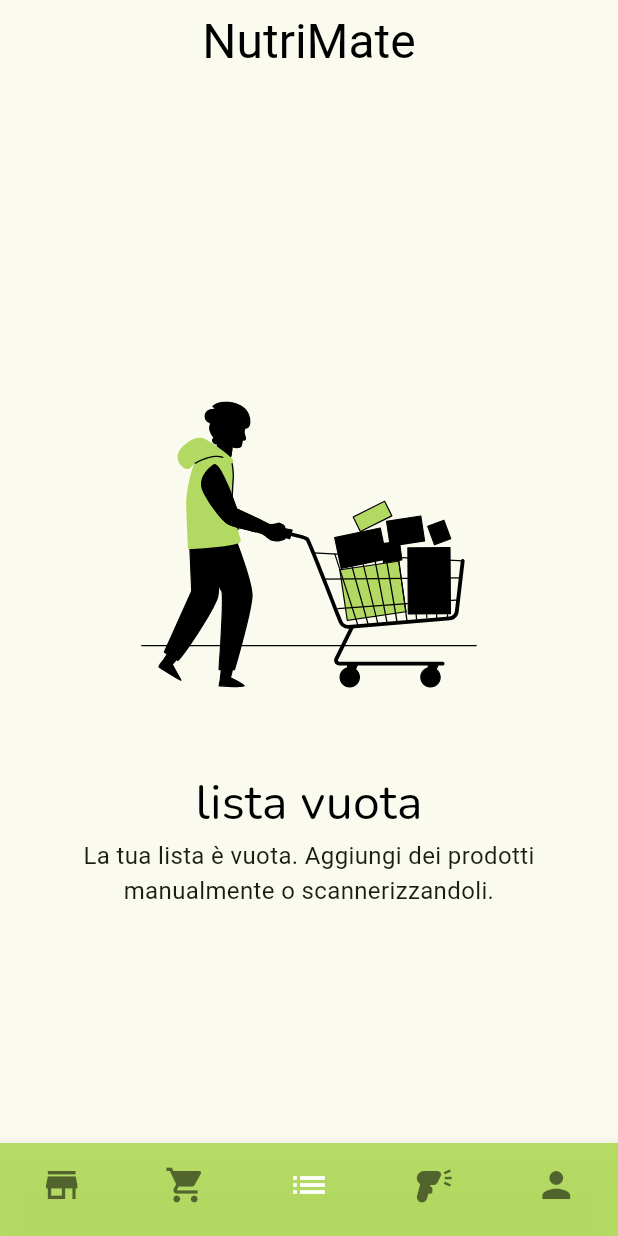
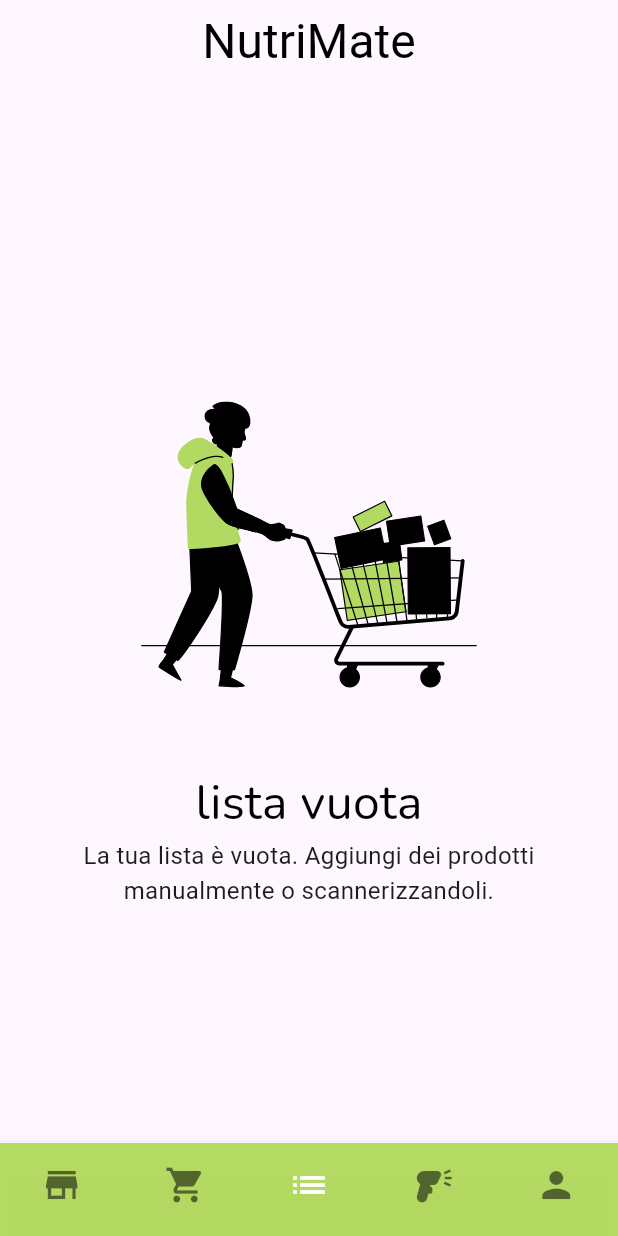
Before and after one commit to lorenzo-lepore/nutrimate, a Flutter app: the screen it shows after launch, on a phone screen of 412 x 824 dp. Run offline on Flutter 3.47's test engine with Material 3 defaults, Android fonts, the light colour scheme and no system bars; our stand-ins replace camera, flutter_svg, google_fonts, google_maps_flutter, logger; missing offline and left inert: openfoodfacts; Roboto replaces fonts that are missing (Kadwa).

Commit message:
Added logger, changed theme settings

```diff
--- a/lib/main.dart
+++ b/lib/main.dart
@@ -15,7 +15,8 @@ class MyApp extends StatelessWidget {
   @override
   Widget build(BuildContext context) {
     // OpenFoodFacts configuration
-    OpenFoodAPIConfiguration.userAgent = UserAgent(name: 'NutriMate', url: 'NoURL');
+    OpenFoodAPIConfiguration.userAgent =
+        UserAgent(name: 'NutriMate', url: 'NoURL');
     OpenFoodAPIConfiguration.globalCountry = OpenFoodFactsCountry.ITALY;
     OpenFoodAPIConfiguration.globalLanguages = <OpenFoodFactsLanguage>[
       OpenFoodFactsLanguage.ITALIAN
@@ -27,17 +28,10 @@ class MyApp extends StatelessWidget {
       systemNavigationBarDividerColor: Color.fromARGB(0, 230, 34, 34),
     ));
 
-    return MaterialApp(
+    return const MaterialApp(
       debugShowCheckedModeBanner: false,
       title: 'NutriMate',
-      theme: ThemeData(
-        colorScheme: ColorScheme.fromSeed(
-          seedColor: const Color.fromARGB(244, 178, 218, 94),
-          brightness: Brightness.light,
-        ),
-        useMaterial3: true,
-      ),
-      home: const HomeScreen(title: 'NutriMate'),
+      home: HomeScreen(title: 'NutriMate'),
     );
   }
 }
--- a/lib/widgets/card.dart
+++ b/lib/widgets/card.dart
@@ -19,12 +19,12 @@ class _ProductCardState extends State<ProductCard> {
         Navigator.push(
           context,
           MaterialPageRoute(
-            builder: (context) =>
-                ProductDetailsPage(product: widget.product),
+            builder: (context) => ProductDetailsPage(product: widget.product),
           ),
         );
       },
       child: Card(
+        color: Colors.white,
         clipBehavior: Clip.antiAlias,
         child: Padding(
           padding: const EdgeInsets.only(left: 4.0, right: 4.0),
--- a/pubspec.yaml
+++ b/pubspec.yaml
@@ -43,6 +43,7 @@ dependencies:
   dio: ^5.4.3+1
   flutter_svg: ^2.0.10+1
   flutter_barcode_scanner: ^2.0.0
+  logger: ^2.3.0
 
 dev_dependencies:
   flutter_test:
```
Also changed, not shown: lib/widgets/product_details.dart (+31 -1 lines), pubspec.lock.
